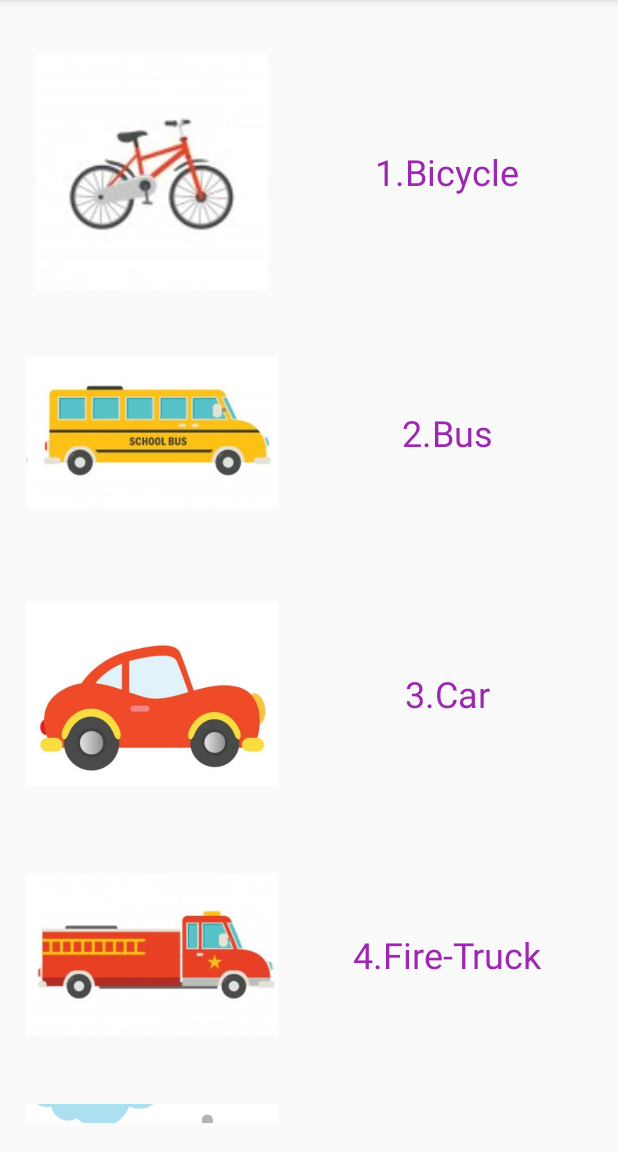
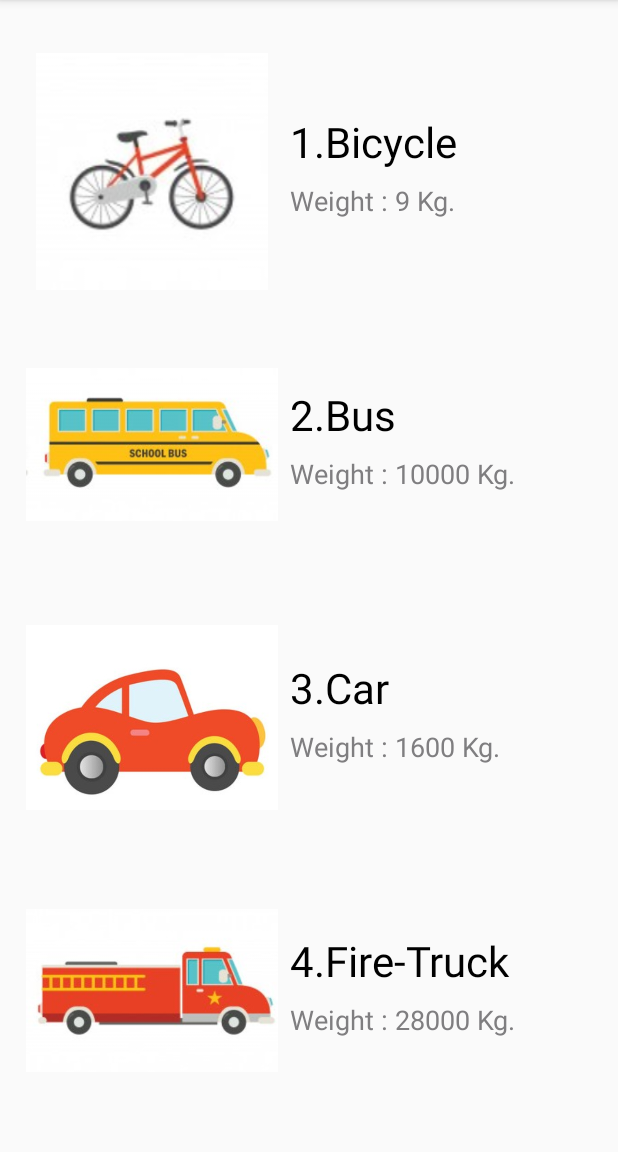
Before and after one commit to Natthapat457/Vehicle_guess, an Android app: the Vehicle_activity screen opened directly, with no data from a screen before it, on a phone screen of 412 x 824 dp, the part 84-1236 px from its top. Run offline under Robolectric (Android 15) with nearby library versions, the phone set to English and light mode, and no system bars.

Commit message:
add new test list layout

```diff
--- a/app/src/main/java/th/ac/su/cp/vehicle_guess/Vehicle_activity.java
+++ b/app/src/main/java/th/ac/su/cp/vehicle_guess/Vehicle_activity.java
@@ -31,16 +31,17 @@ public class Vehicle_activity extends AppCompatActivity {
 class MyAdapter extends RecyclerView.Adapter<MyAdapter.MyViewHolder>{
     //WordItem item,item2;
     Vehicle_item[] items={
-            new Vehicle_item(R.drawable.bic,"1.Bicycle"),
-            new Vehicle_item(R.drawable.bus,"2.Bus"),
-            new Vehicle_item(R.drawable.car,"3.Car"),
-            new Vehicle_item(R.drawable.firet,"4.Fire-Truck"),
-            new Vehicle_item(R.drawable.motor,"5.Motorcycle"),
-            new Vehicle_item(R.drawable.palne,"6.Plane"),
-            new Vehicle_item(R.drawable.ship,"7.Ship"),
-            new Vehicle_item(R.drawable.traib,"8.Train"),
-            new Vehicle_item(R.drawable.truck,"9.Truck"),
-            new Vehicle_item(R.drawable.heli,"10.Helicopter")
+            new Vehicle_item(R.drawable.bic,"1.Bicycle",9),
+            new Vehicle_item(R.drawable.bus,"2.Bus",10000),
+            new Vehicle_item(R.drawable.car,"3.Car",1600),
+            new Vehicle_item(R.drawable.firet,"4.Fire-Truck",28000),
+            new Vehicle_item(R.drawable.motor,"5.Motorcycle",100),
+            new Vehicle_item(R.drawable.palne,"6.Plane",50000),
+            new Vehicle_item(R.drawable.ship,"7.Ship",50000),
+            new Vehicle_item(R.drawable.traib,"8.Train",3500000),
+            new Vehicle_item(R.drawable.truck,"9.Truck",3000),
+            new Vehicle_item(R.drawable.heli,"10.Helicopter",5000 ),
+
     };
 
     public MyAdapter(){
@@ -61,7 +62,8 @@ class MyAdapter extends RecyclerView.Adapter<MyAdapter.MyViewHolder>{
     @Override
     public void onBindViewHolder(@NonNull MyViewHolder holder, int position) {
         holder.imageview.setImageResource(items[position].imageResId);
-        holder.textview.setText(items[position].vehicle_name);}
+        holder.textview.setText(items[position].vehicle_name);
+        holder.textview2.setText(items[position].weight);}
     @Override
     public int getItemCount() {
         return items.length;
@@ -71,12 +73,14 @@ class MyAdapter extends RecyclerView.Adapter<MyAdapter.MyViewHolder>{
 
         ImageView imageview;
         TextView textview;
+        TextView textview2;
 
 
         public MyViewHolder(@NonNull View itemView) {
             super(itemView);
             imageview = itemView.findViewById(R.id.imageViewpos);
             textview = itemView.findViewById(R.id.textViewpos);
+            textview2 = itemView.findViewById(R.id.textViewpos2);
         }
     }
 
--- a/app/src/main/java/th/ac/su/cp/vehicle_guess/model/Vehicle_item.java
+++ b/app/src/main/java/th/ac/su/cp/vehicle_guess/model/Vehicle_item.java
@@ -3,9 +3,11 @@ package th.ac.su.cp.vehicle_guess.model;
 public class Vehicle_item {
     public final int imageResId;
     public final String vehicle_name;
+    public final String weight;
 
-    public Vehicle_item(int imageResId, String name) {
+    public Vehicle_item(int imageResId, String name,int weight) {
         this.imageResId = imageResId;
         this.vehicle_name = name;
+        this.weight="Weight : "+Integer.toString(weight)+" Kg.";
     }
 }
--- a/app/src/main/res/layout/vehicle_position.xml
+++ b/app/src/main/res/layout/vehicle_position.xml
@@ -12,20 +12,38 @@
         android:layout_marginStart="16dp"
         android:layout_marginLeft="16dp"
         android:layout_marginTop="16dp"
+        android:layout_marginBottom="8dp"
+        android:contentDescription="@string/todo"
+        app:layout_constraintBottom_toBottomOf="parent"
         app:layout_constraintStart_toStartOf="parent"
         app:layout_constraintTop_toTopOf="parent"
-        app:srcCompat="@drawable/traib"
-        android:contentDescription="@string/todo" />
+        app:srcCompat="@drawable/traib" />
 
     <TextView
         android:id="@+id/textViewpos"
         android:layout_width="wrap_content"
         android:layout_height="wrap_content"
+        android:layout_marginStart="8dp"
+        android:layout_marginLeft="8dp"
         android:text="@string/textview"
-        android:textColor="#9C27B0"
-        android:textSize="24sp"
-        app:layout_constraintBottom_toBottomOf="@+id/imageViewpos"
-        app:layout_constraintEnd_toEndOf="parent"
+        android:textColor="#000000"
+        android:textSize="28sp"
+        app:layout_constraintBottom_toTopOf="@+id/textViewpos2"
         app:layout_constraintStart_toEndOf="@+id/imageViewpos"
-        app:layout_constraintTop_toTopOf="@+id/imageViewpos" />
+        app:layout_constraintTop_toTopOf="parent"
+        app:layout_constraintVertical_chainStyle="packed" />
+
+    <TextView
+        android:id="@+id/textViewpos2"
+        android:layout_width="wrap_content"
+        android:layout_height="wrap_content"
+        android:layout_marginStart="8dp"
+        android:layout_marginLeft="8dp"
+        android:layout_marginTop="8dp"
+        android:text="@string/textview"
+        android:textColor="#7F7E80"
+        android:textSize="18sp"
+        app:layout_constraintBottom_toBottomOf="parent"
+        app:layout_constraintStart_toEndOf="@+id/imageViewpos"
+        app:layout_constraintTop_toBottomOf="@+id/textViewpos" />
 </androidx.constraintlayout.widget.ConstraintLayout>
```
